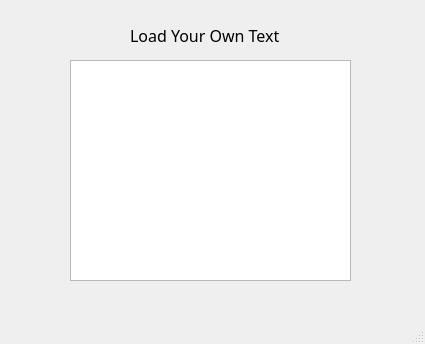
First picture: the form in custom.ui, repository qaz5823091/EnglishTypingGame, before the edit.
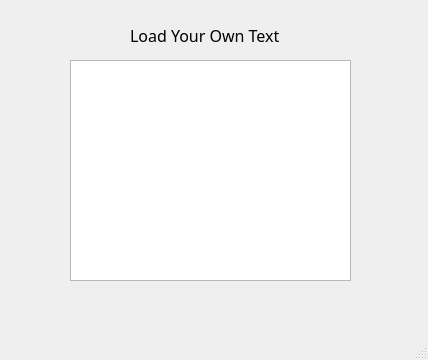
Second picture: the form after the edit.

```diff
--- a/custom.ui
+++ b/custom.ui
@@ -6,8 +6,8 @@
    <rect>
     <x>0</x>
     <y>0</y>
-    <width>425</width>
-    <height>344</height>
+    <width>428</width>
+    <height>360</height>
    </rect>
   </property>
   <property name="windowTitle">
```
Left out of the diff: 4 changed lines with no effect on the pictures.
